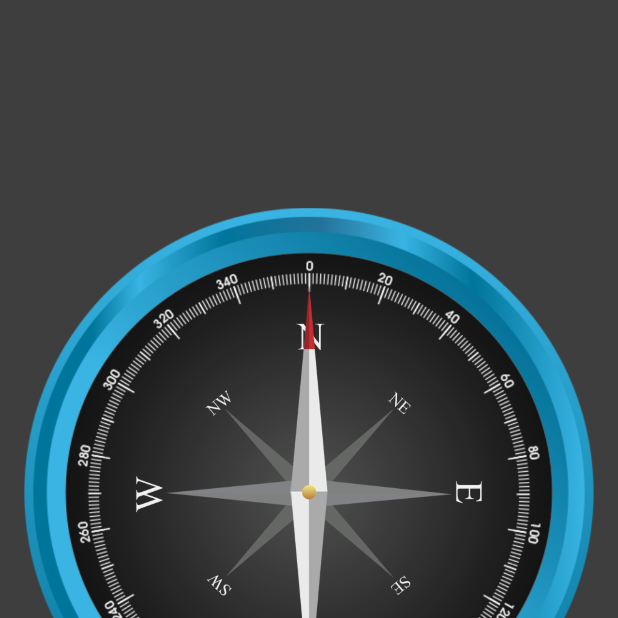
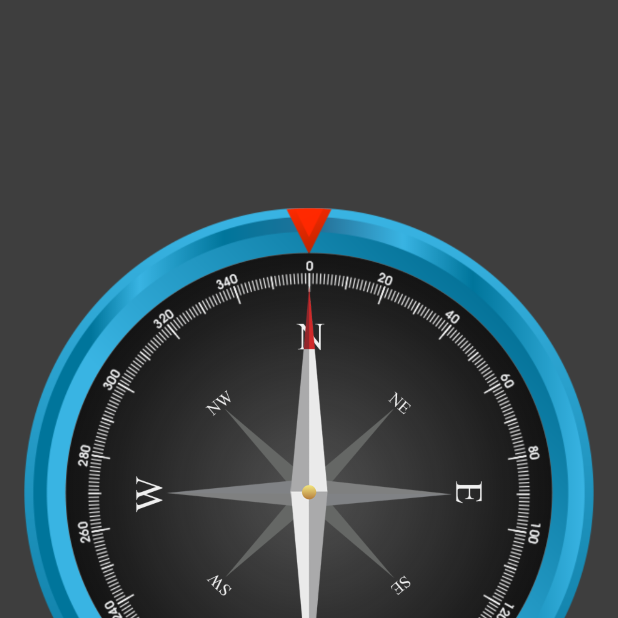
Before and after one commit to Hoymm/CompassNetguru, an Android app: the screen it shows after launch (MainActivity), on a phone screen of 412 x 824 dp, the top half of it. Run offline under Robolectric (Android 15) with nearby library versions, the phone set to English and light mode, and no system bars.

Commit message:
Add Coords class and SP_Data to handle saving/restoring latest target coords

```diff
--- a/app/build.gradle
+++ b/app/build.gradle
@@ -32,6 +32,7 @@ dependencies {
     androidTestCompile('com.android.support.test.espresso:espresso-core:2.2.2', {
         exclude group: 'com.android.support', module: 'support-annotations'
     })
+    compile 'com.google.code.gson:gson:2.7'
     compile 'com.android.support:appcompat-v7:26.+'
     compile 'com.android.support.constraint:constraint-layout:1.0.2'
     testCompile 'junit:junit:4.12'
--- a/app/src/main/java/com/kaizen/hoymm/compassnetguru/ButtonsFrag.java
+++ b/app/src/main/java/com/kaizen/hoymm/compassnetguru/ButtonsFrag.java
@@ -15,6 +15,8 @@ import android.widget.Toast;
 
 public class ButtonsFrag extends Fragment {
     private Button latitude, longitude, googleMaps;
+    private RefreshCords refreshCords;
+
     @Nullable
     @Override
     public View onCreateView(LayoutInflater inflater, @Nullable ViewGroup container, @Nullable Bundle savedInstanceState) {
@@ -24,14 +26,16 @@ public class ButtonsFrag extends Fragment {
     @Override
     public void onViewCreated(View view, @Nullable Bundle savedInstanceState) {
         super.onViewCreated(view, savedInstanceState);
-        initButtons(view);
+        initObjects(view);
         setButtonsActions();
     }
 
-    private void initButtons(View view) {
+    private void initObjects(View view) {
         latitude = view.findViewById(R.id.latitude);
         longitude = view.findViewById(R.id.longitude);
         googleMaps = view.findViewById(R.id.googleMaps);
+
+        refreshCords = (RefreshCords) getActivity();
     }
 
     private void setButtonsActions() {
--- a/app/src/main/java/com/kaizen/hoymm/compassnetguru/CompassFrag.java
+++ b/app/src/main/java/com/kaizen/hoymm/compassnetguru/CompassFrag.java
@@ -13,7 +13,8 @@ import android.widget.ImageView;
  */
 
 public class CompassFrag extends Fragment {
-    private ImageView pointer;
+    private Coords targetLocation, yourLocation;
+    private ImageView pointerImg, targetImg;
 
     @Nullable
     @Override
@@ -24,6 +25,17 @@ public class CompassFrag extends Fragment {
     @Override
     public void onViewCreated(View view, @Nullable Bundle savedInstanceState) {
         super.onViewCreated(view, savedInstanceState);
-        pointer = view.findViewById(R.id.pointer);
+        initObjects(view);
+        targetLocation = SP_Data.getTargetLocation(getActivity());
+    }
+
+    private void initObjects(View view) {
+        pointerImg = view.findViewById(R.id.pointer);
+        targetImg = view.findViewById(R.id.target);
+    }
+
+    public void setTargetLocation(Coords newTargetLocation){
+        targetLocation = newTargetLocation;
+        SP_Data.saveTargetLocation(targetLocation, getActivity());
     }
 }
--- a/app/src/main/java/com/kaizen/hoymm/compassnetguru/MainActivity.java
+++ b/app/src/main/java/com/kaizen/hoymm/compassnetguru/MainActivity.java
@@ -6,7 +6,7 @@ import android.support.v7.app.AppCompatActivity;
 import android.os.Bundle;
 import android.view.View;
 
-public class MainActivity extends AppCompatActivity {
+public class MainActivity extends AppCompatActivity implements RefreshCords {
     private CompassFrag compassFrag;
     private ButtonsFrag buttonsFrag;
 
@@ -47,4 +47,9 @@ public class MainActivity extends AppCompatActivity {
     private void addFrag(int viewId, Fragment frag) {
         getSupportFragmentManager().beginTransaction().add(viewId, frag).commit();
     }
+
+    @Override
+    public void setNewTargetLocation(Coords newTargetLocation) {
+        compassFrag.setTargetLocation(newTargetLocation);
+    }
 }
--- /dev/null
+++ b/app/src/main/java/com/kaizen/hoymm/compassnetguru/RefreshCords.java
@@ -0,0 +1,9 @@
+package com.kaizen.hoymm.compassnetguru;
+
+/**
+ * Created by Damian Muca (Kaizen) on 05.02.18.
+ */
+
+interface RefreshCords {
+    void setNewTargetLocation(Coords newCoords);
+}
--- /dev/null
+++ b/app/src/main/java/com/kaizen/hoymm/compassnetguru/SP_Data.java
@@ -0,0 +1,32 @@
+package com.kaizen.hoymm.compassnetguru;
+
+import android.app.Activity;
+import android.content.SharedPreferences;
+
+import com.google.gson.Gson;
+
+import static android.content.Context.MODE_PRIVATE;
+
+/**
+ * Created by Damian Muca (Kaizen) on 05.02.18.
+ */
+
+class SP_Data {
+    final static String TARGET_COORDS_KEY = "com.kaizen.hoymm.compassnetguru.CompassFrag.TARGET_COORDS_KEY";
+
+    static Coords getTargetLocation(Activity activity) {
+        SharedPreferences mPrefs = activity.getPreferences(MODE_PRIVATE);
+        Gson gson = new Gson();
+        String json = mPrefs.getString(TARGET_COORDS_KEY, "");
+        return gson.fromJson(json, Coords.class);
+    }
+
+    static void saveTargetLocation(Coords targetLoc, Activity activity) {
+        SharedPreferences  mPrefs = activity.getPreferences(MODE_PRIVATE);
+        SharedPreferences.Editor prefsEditor = mPrefs.edit();
+        Gson gson = new Gson();
+        String json = gson.toJson(targetLoc);
+        prefsEditor.putString(TARGET_COORDS_KEY, json);
+        prefsEditor.apply();
+    }
+}
--- a/app/src/main/res/layout/compass_frag.xml
+++ b/app/src/main/res/layout/compass_frag.xml
@@ -11,6 +11,13 @@
         android:layout_height="match_parent"
         android:src="@drawable/border"
         android:contentDescription="@string/compass_border"
+        />
+    <ImageView
+        android:layout_width="match_parent"
+        android:layout_height="match_parent"
+        android:src="@drawable/target"
+        android:id="@+id/target"
+        android:contentDescription="@string/comp_border_target"
         />
     <ImageView
         android:layout_width="match_parent"
--- a/app/src/main/res/values/strings.xml
+++ b/app/src/main/res/values/strings.xml
@@ -7,4 +7,5 @@
     <string name="degrees_circle">Degrees circle</string>
     <string name="direction_arrows">Direction arrows</string>
     <string name="pointer">Pointer</string>
+    <string name="comp_border_target">Compas border target</string>
 </resources>
```
Also changed, not shown: app/src/main/java/com/kaizen/hoymm/compassnetguru/Coords.java (added, +22 -0 lines), app/src/main/res/layout/header_frag.xml (added, +11 -0 lines), app/src/main/res/drawable/kompas1b.png (added), app/src/main/res/drawable/target.png (added).
